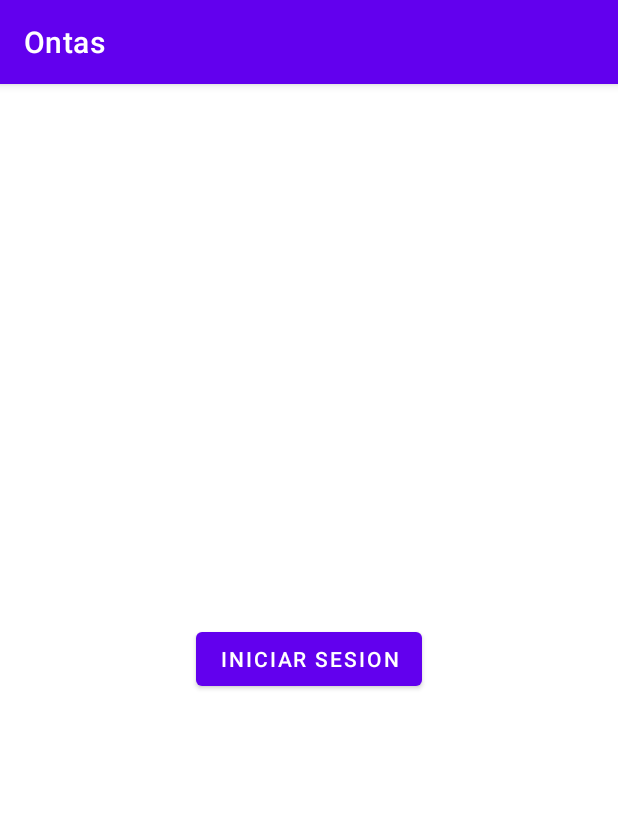
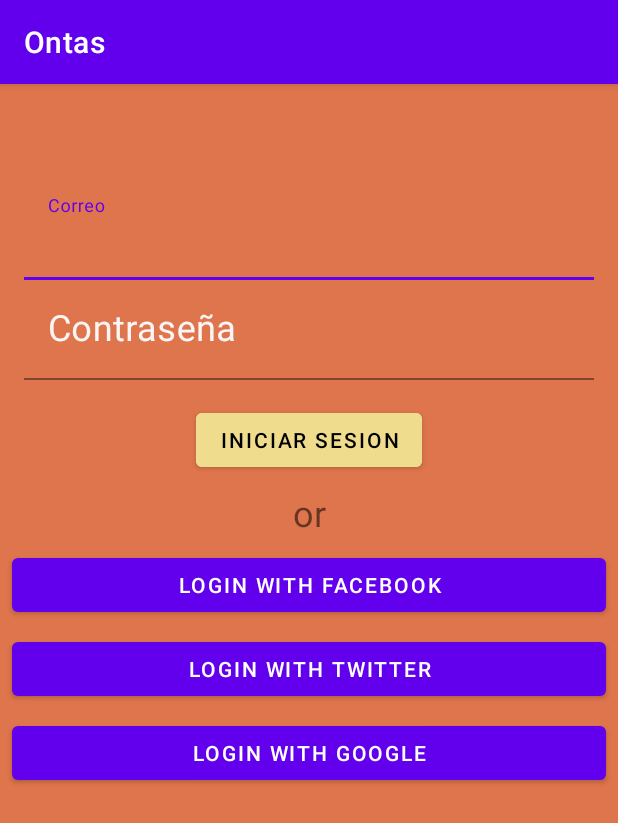
Before and after one commit to AndresReyesRangel/Ontas, an Android app: the screen it shows after launch (MainActivity), on a phone screen of 412 x 824 dp. Shown: the top 823 px of the screen. Run offline under Robolectric (Android 15) with nearby library versions, the phone set to English and light mode, and no system bars.

Commit message:
Pantalla inicio de sesión con todos sus componentes

```diff
--- a/app/src/main/java/mx/itesm/imssc/ontas/MainActivity.kt
+++ b/app/src/main/java/mx/itesm/imssc/ontas/MainActivity.kt
@@ -6,7 +6,6 @@ import android.content.Intent
 import androidx.appcompat.app.AppCompatActivity
 import android.os.Bundle
 import android.view.View
-import kotlinx.android.synthetic.main.activity_main.*
 import mx.itesm.imssc.ontas.databinding.ActivityMainBinding
 
 class MainActivity : AppCompatActivity() {
--- a/app/src/main/res/layout/activity_main.xml
+++ b/app/src/main/res/layout/activity_main.xml
@@ -4,17 +4,115 @@
     xmlns:tools="http://schemas.android.com/tools"
     android:layout_width="match_parent"
     android:layout_height="match_parent"
+    android:background="#DE754C"
     tools:context=".MainActivity">
 
     <Button
         android:id="@+id/btnInicioSesion"
         android:layout_width="wrap_content"
         android:layout_height="wrap_content"
+        android:layout_marginStart="16dp"
+        android:layout_marginTop="16dp"
+        android:layout_marginEnd="16dp"
+        android:backgroundTint="#EFDD8D"
         android:onClick="botonInicio"
         android:text="Iniciar Sesion"
-        app:layout_constraintBottom_toBottomOf="parent"
+        android:textColor="#000000"
         app:layout_constraintEnd_toEndOf="parent"
         app:layout_constraintStart_toStartOf="parent"
-        app:layout_constraintTop_toTopOf="parent"
-        app:layout_constraintVertical_bias="0.499" />
+        app:layout_constraintTop_toBottomOf="@+id/linearLayout" />
+
+    <LinearLayout
+        android:id="@+id/linearLayout"
+        android:layout_width="0dp"
+        android:layout_height="wrap_content"
+        android:layout_marginStart="16dp"
+        android:layout_marginTop="64dp"
+        android:layout_marginEnd="16dp"
+        android:orientation="vertical"
+        app:layout_constraintEnd_toEndOf="parent"
+        app:layout_constraintStart_toStartOf="parent"
+        app:layout_constraintTop_toTopOf="parent">
+
+        <com.google.android.material.textfield.TextInputLayout
+            android:layout_width="match_parent"
+            android:layout_height="match_parent"
+            android:textColorHint="#FFFFFF">
+
+            <com.google.android.material.textfield.TextInputEditText
+                android:layout_width="match_parent"
+                android:layout_height="wrap_content"
+                android:backgroundTint="#DE754C"
+                android:hint="Correo"
+                android:textColor="#000000"
+                android:textSize="24sp" />
+        </com.google.android.material.textfield.TextInputLayout>
+
+        <com.google.android.material.textfield.TextInputLayout
+            android:layout_width="match_parent"
+            android:layout_height="match_parent"
+            android:background="#DE754C"
+            android:textColorHint="#FAF6F6"
+            app:hintTextColor="#F8F1F1">
+
+            <com.google.android.material.textfield.TextInputEditText
+                android:layout_width="match_parent"
+                android:layout_height="wrap_content"
+                android:background="#DE754C"
+                android:hint="Contraseña"
+                android:textSize="24sp" />
+        </com.google.android.material.textfield.TextInputLayout>
+
+    </LinearLayout>
+
+    <Button
+        android:id="@+id/button"
+        android:layout_width="0dp"
+        android:layout_height="wrap_content"
+        android:layout_marginStart="8dp"
+        android:layout_marginTop="8dp"
+        android:layout_marginEnd="8dp"
+        android:text="Login with Facebook"
+        app:layout_constraintEnd_toEndOf="parent"
+        app:layout_constraintStart_toStartOf="parent"
+        app:layout_constraintTop_toBottomOf="@+id/textView6" />
+
+    <Button
+        android:id="@+id/button2"
+        android:layout_width="0dp"
+        android:layout_height="wrap_content"
+        android:layout_marginStart="8dp"
+        android:layout_marginTop="8dp"
+        android:layout_marginEnd="8dp"
+        android:text="Login with Twitter"
+        app:layout_constraintEnd_toEndOf="parent"
+        app:layout_constraintStart_toStartOf="parent"
+        app:layout_constraintTop_toBottomOf="@+id/button" />
+
+    <Button
+        android:id="@+id/button3"
+        android:layout_width="0dp"
+        android:layout_height="wrap_content"
+        android:layout_marginStart="8dp"
+        android:layout_marginTop="8dp"
+        android:layout_marginEnd="8dp"
+        android:text="Login with Google"
+        app:layout_constraintEnd_toEndOf="parent"
+        app:layout_constraintStart_toStartOf="parent"
+        app:layout_constraintTop_toBottomOf="@+id/button2" />
+
+    <TextView
+        android:id="@+id/textView6"
+        android:layout_width="wrap_content"
+        android:layout_height="wrap_content"
+        android:layout_marginStart="8dp"
+        android:layout_marginTop="8dp"
+        android:layout_marginEnd="8dp"
+        android:text="or"
+        android:textAlignment="center"
+        android:textSize="24sp"
+        app:layout_constraintEnd_toEndOf="parent"
+        app:layout_constraintStart_toStartOf="parent"
+        app:layout_constraintTop_toBottomOf="@+id/btnInicioSesion" />
+
 </androidx.constraintlayout.widget.ConstraintLayout>
```
